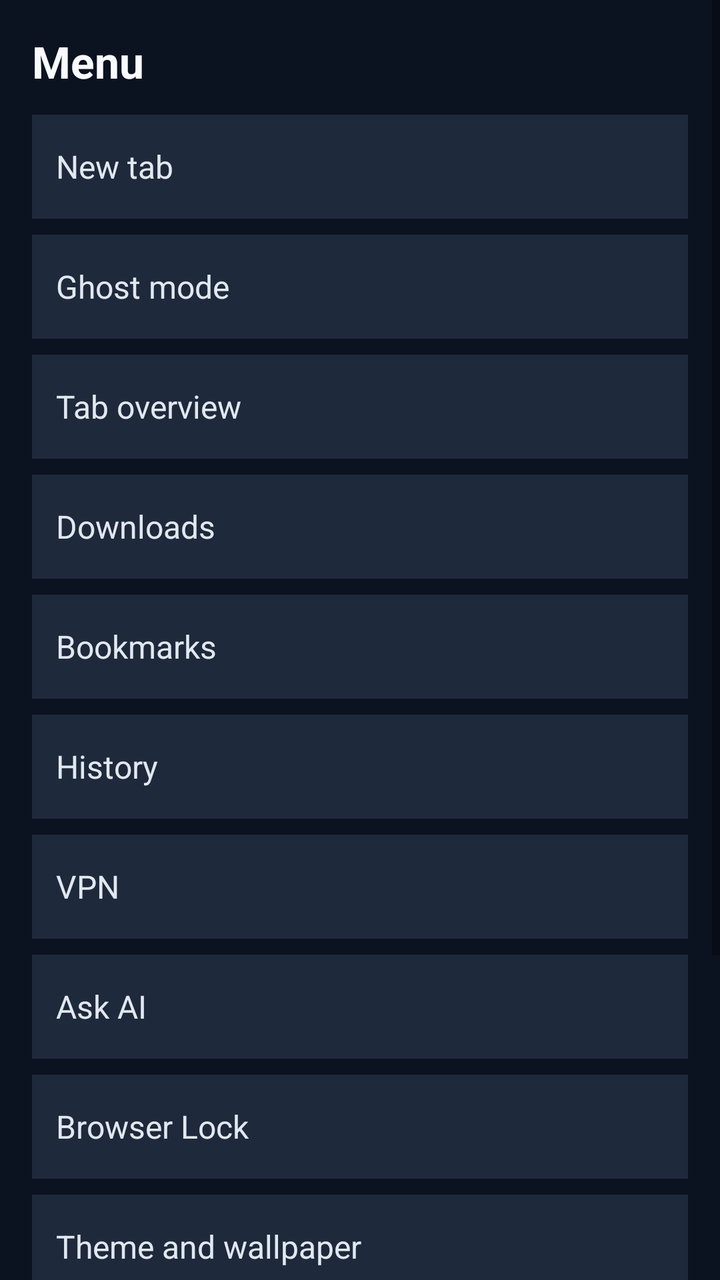
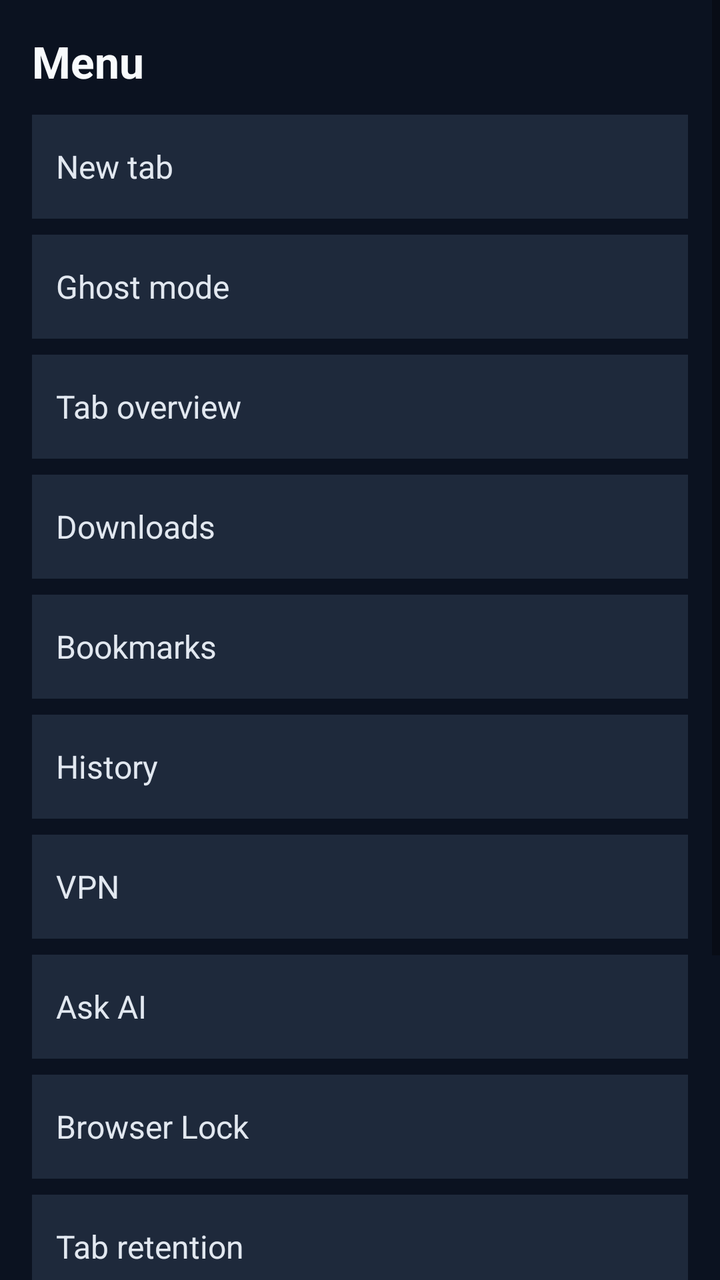

Before-and-after screenshots of an Android layout around one commit, followed by the original layout XML and the change that was made.
<!-- AndroidManifest.xml: activity theme Theme.Phormi -->
<!-- res/layout/activity_menu.xml -->
<?xml version="1.0" encoding="utf-8"?>
<ScrollView xmlns:android="http://schemas.android.com/apk/res/android"
    android:layout_width="match_parent"
    android:layout_height="match_parent"
    android:background="#0B1220"
    android:fillViewport="true">

    <LinearLayout
        android:layout_width="match_parent"
        android:layout_height="wrap_content"
        android:orientation="vertical"
        android:padding="16dp">

        <TextView
            android:layout_width="match_parent"
            android:layout_height="wrap_content"
            android:text="Menu"
            android:textColor="#F8FAFC"
            android:textSize="22sp"
            android:textStyle="bold"
            android:paddingBottom="12dp" />

        <TextView
            android:id="@+id/menu_new_tab"
            android:layout_width="match_parent"
            android:layout_height="52dp"
            android:gravity="center_vertical"
            android:text="New tab"
            android:textColor="#E2E8F0"
            android:textSize="16sp"
            android:paddingStart="12dp"
            android:paddingEnd="12dp"
            android:background="#1E293B"
            android:clickable="true"
            android:focusable="true" />

        <TextView
            android:id="@+id/menu_ghost"
            android:layout_width="match_parent"
            android:layout_height="52dp"
            android:layout_marginTop="8dp"
            android:gravity="center_vertical"
            android:text="Ghost mode"
            android:textColor="#E2E8F0"
            android:textSize="16sp"
            android:paddingStart="12dp"
            android:paddingEnd="12dp"
            android:background="#1E293B"
            android:clickable="true"
            android:focusable="true" />

        <TextView
            android:id="@+id/menu_tabs"
            android:layout_width="match_parent"
            android:layout_height="52dp"
            android:layout_marginTop="8dp"
            android:gravity="center_vertical"
            android:text="Tab overview"
            android:textColor="#E2E8F0"
            android:textSize="16sp"
            android:paddingStart="12dp"
            android:paddingEnd="12dp"
            android:background="#1E293B"
            android:clickable="true"
            android:focusable="true" />

        <TextView
            android:id="@+id/menu_downloads"
            android:layout_width="match_parent"
            android:layout_height="52dp"
            android:layout_marginTop="8dp"
            android:gravity="center_vertical"
            android:text="Downloads"
            android:textColor="#E2E8F0"
            android:textSize="16sp"
            android:paddingStart="12dp"
            android:paddingEnd="12dp"
            android:background="#1E293B"
            android:clickable="true"
            android:focusable="true" />

        <TextView
            android:id="@+id/menu_bookmarks"
            android:layout_width="match_parent"
            android:layout_height="52dp"
            android:layout_marginTop="8dp"
            android:gravity="center_vertical"
            android:text="Bookmarks"
            android:textColor="#E2E8F0"
            android:textSize="16sp"
            android:paddingStart="12dp"
            android:paddingEnd="12dp"
            android:background="#1E293B"
            android:clickable="true"
            android:focusable="true" />

        <TextView
            android:id="@+id/menu_history"
            android:layout_width="match_parent"
            android:layout_height="52dp"
            android:layout_marginTop="8dp"
            android:gravity="center_vertical"
            android:text="History"
            android:textColor="#E2E8F0"
            android:textSize="16sp"
            android:paddingStart="12dp"
            android:paddingEnd="12dp"
            android:background="#1E293B"
            android:clickable="true"
            android:focusable="true" />

        <TextView
            android:id="@+id/menu_vpn"
            android:layout_width="match_parent"
            android:layout_height="52dp"
            android:layout_marginTop="8dp"
            android:gravity="center_vertical"
            android:text="VPN"
            android:textColor="#E2E8F0"
            android:textSize="16sp"
            android:paddingStart="12dp"
            android:paddingEnd="12dp"
            android:background="#1E293B"
            android:clickable="true"
            android:focusable="true" />

        <TextView
            android:id="@+id/menu_ai"
            android:layout_width="match_parent"
            android:layout_height="52dp"
            android:layout_marginTop="8dp"
            android:gravity="center_vertical"
            android:text="Ask AI"
            android:textColor="#E2E8F0"
            android:textSize="16sp"
            android:paddingStart="12dp"
            android:paddingEnd="12dp"
            android:background="#1E293B"
            android:clickable="true"
            android:focusable="true" />

        <TextView
            android:id="@+id/menu_browser_lock"
            android:layout_width="match_parent"
            android:layout_height="52dp"
            android:layout_marginTop="8dp"
            android:gravity="center_vertical"
            android:text="Browser Lock"
            android:textColor="#E2E8F0"
            android:textSize="16sp"
            android:paddingStart="12dp"
            android:paddingEnd="12dp"
            android:background="#1E293B"
            android:clickable="true"
            android:focusable="true" />

        <TextView
            android:id="@+id/menu_theme"
            android:layout_width="match_parent"
            android:layout_height="52dp"
            android:layout_marginTop="8dp"
            android:gravity="center_vertical"
            android:text="Theme and wallpaper"
            android:textColor="#E2E8F0"
            android:textSize="16sp"
            android:paddingStart="12dp"
            android:paddingEnd="12dp"
            android:background="#1E293B"
            android:clickable="true"
            android:focusable="true" />

        <TextView
            android:id="@+id/menu_keep_screen_on"
            android:layout_width="match_parent"
            android:layout_height="52dp"
            android:layout_marginTop="8dp"
            android:gravity="center_vertical"
            android:text="Keep screen on"
            android:textColor="#E2E8F0"
            android:textSize="16sp"
            android:paddingStart="12dp"
            android:paddingEnd="12dp"
            android:background="#1E293B"
            android:clickable="true"
            android:focusable="true" />

        <TextView
            android:id="@+id/menu_settings"
            android:layout_width="match_parent"
            android:layout_height="52dp"
            android:layout_marginTop="8dp"
            android:gravity="center_vertical"
            android:text="Accounts &amp; settings"
            android:textColor="#E2E8F0"
            android:textSize="16sp"
            android:paddingStart="12dp"
            android:paddingEnd="12dp"
            android:background="#1E293B"
            android:clickable="true"
            android:focusable="true" />

        <TextView
            android:id="@+id/menu_close"
            android:layout_width="match_parent"
            android:layout_height="52dp"
            android:layout_marginTop="20dp"
            android:gravity="center"
            android:text="Close"
            android:textColor="#38BDF8"
            android:textSize="16sp"
            android:clickable="true"
            android:focusable="true" />
    </LinearLayout>
</ScrollView>
<!-- resources referenced by this layout -->
<resources>
  <style name="Theme.Phormi" parent="Theme.MaterialComponents.DayNight.NoActionBar">
          <item name="colorPrimary">#0F172A</item>
          <item name="colorPrimaryDark">#0F172A</item>
          <item name="colorAccent">#38BDF8</item>
          <item name="android:windowBackground">#0F172A</item>
      </style>
</resources>

<!-- the commit's change to res/layout/activity_menu.xml (unified diff, before → after) -->
@@ -155,6 +155,21 @@
             android:focusable="true" />
 
         <TextView
+            android:id="@+id/menu_tab_retention"
+            android:layout_width="match_parent"
+            android:layout_height="52dp"
+            android:layout_marginTop="8dp"
+            android:gravity="center_vertical"
+            android:text="Tab retention"
+            android:textColor="#E2E8F0"
+            android:textSize="16sp"
+            android:paddingStart="12dp"
+            android:paddingEnd="12dp"
+            android:background="#1E293B"
+            android:clickable="true"
+            android:focusable="true" />
+
+        <TextView
             android:id="@+id/menu_theme"
             android:layout_width="match_parent"
             android:layout_height="52dp"
@@ -170,27 +185,12 @@
             android:focusable="true" />
 
         <TextView
-            android:id="@+id/menu_keep_screen_on"
-            android:layout_width="match_parent"
-            android:layout_height="52dp"
-            android:layout_marginTop="8dp"
-            android:gravity="center_vertical"
-            android:text="Keep screen on"
-            android:textColor="#E2E8F0"
-            android:textSize="16sp"
-            android:paddingStart="12dp"
-            android:paddingEnd="12dp"
-            android:background="#1E293B"
-            android:clickable="true"
-            android:focusable="true" />
-
-        <TextView
             android:id="@+id/menu_settings"
             android:layout_width="match_parent"
             android:layout_height="52dp"
             android:layout_marginTop="8dp"
             android:gravity="center_vertical"
-            android:text="Accounts &amp; settings"
+            android:text="Accounts &amp; sign-in"
             android:textColor="#E2E8F0"
             android:textSize="16sp"
             android:paddingStart="12dp"
